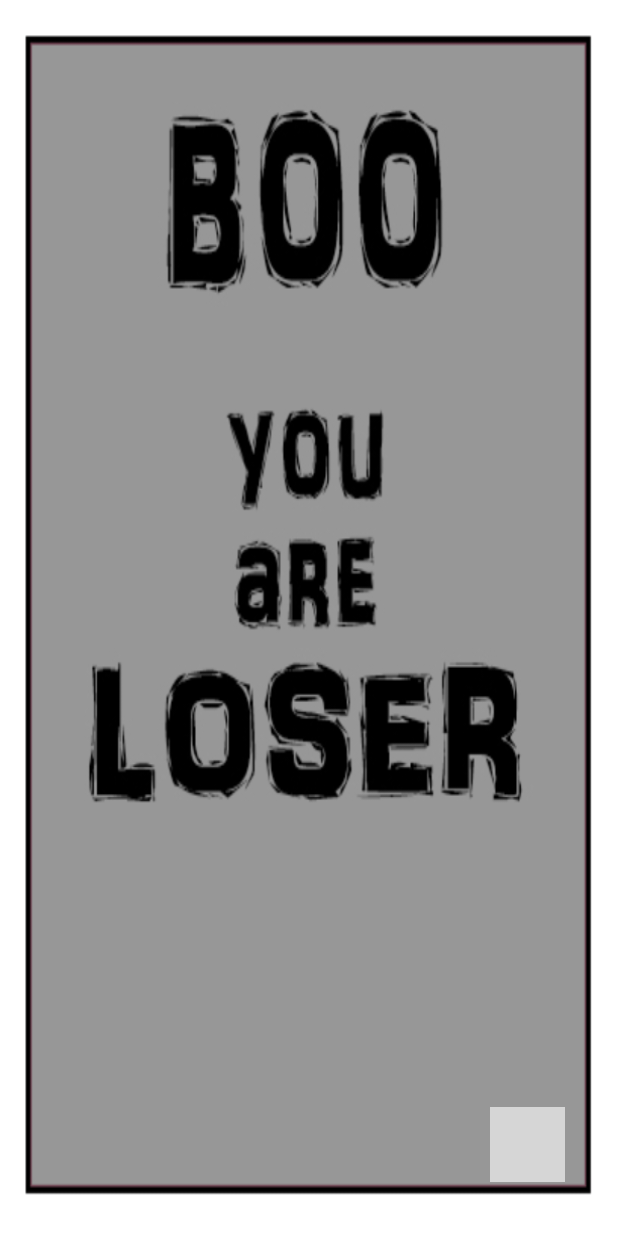
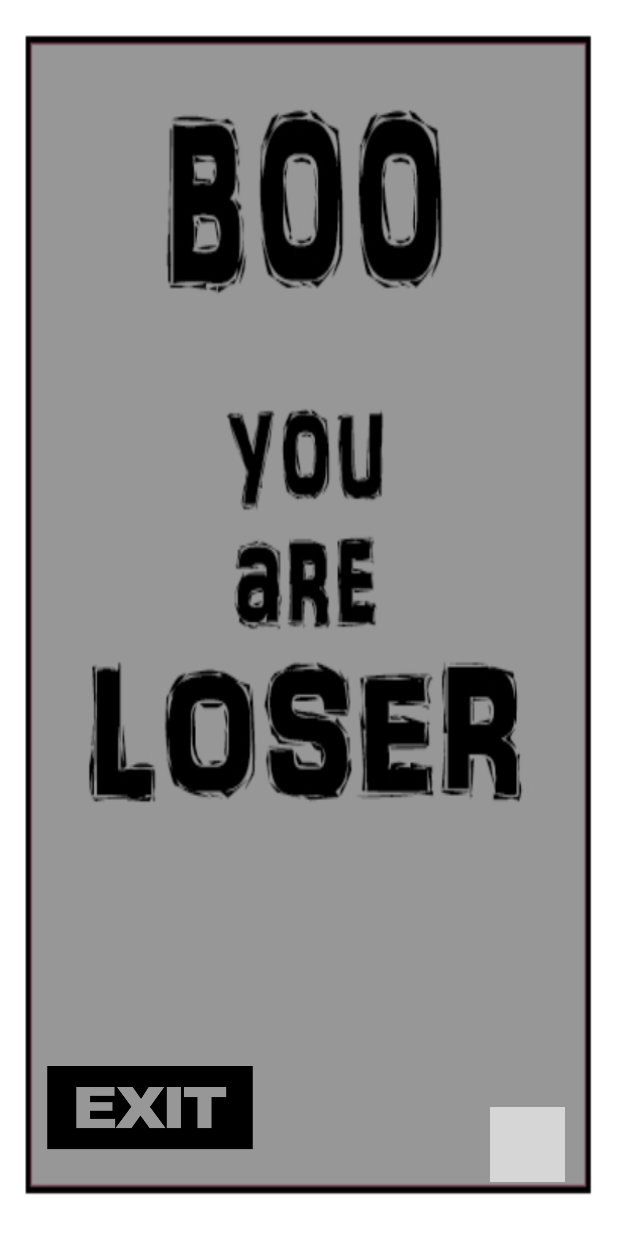
Before and after one commit to dorislee1112/Running-Man-Android, an Android app: the ForthActivity screen opened directly, with no data from a screen before it, on a phone screen of 412 x 824 dp. Run offline under Robolectric (Android 15) with nearby library versions, the phone set to English and light mode, and no system bars; grey boxes are pictures that could not be loaded.

Commit message:
add exit

```diff
--- a/app/src/main/AndroidManifest.xml
+++ b/app/src/main/AndroidManifest.xml
@@ -5,6 +5,7 @@
     <uses-permission android:name="android.permission.ACCESS_WIFI_STATE" />
     <uses-permission android:name="android.permission.CHANGE_WIFI_STATE" />
     <uses-permission android:name="android.permission.ACCESS_NETWORK_STATE" />
+    <uses-permission android:name="android.permission.RESTART_PACKAGES" />
     <application
         android:allowBackup="true"
         android:icon="@mipmap/ic_launcher"
--- a/app/src/main/java/com/example/user/sunsonfinalproject/ConnectActivity.java
+++ b/app/src/main/java/com/example/user/sunsonfinalproject/ConnectActivity.java
@@ -28,6 +28,7 @@ public class ConnectActivity extends Activity{
     int finish=0;
 
     protected void onCreate(Bundle savedInstanceState) {
+        AppManager.getAppManager().addActivity(this);
         super.onCreate(savedInstanceState);
         setContentView(R.layout.connect);
         connectUI=new ConnectUI(this);
--- a/app/src/main/java/com/example/user/sunsonfinalproject/EntryActivity.java
+++ b/app/src/main/java/com/example/user/sunsonfinalproject/EntryActivity.java
@@ -24,6 +24,7 @@ public class EntryActivity extends Activity {
     public static InetAddress serverIp;
 
     protected void onCreate(Bundle savedInstanceState) {
+        AppManager.getAppManager().addActivity(this);
         super.onCreate(savedInstanceState);
         setContentView(R.layout.entry);
 
--- a/app/src/main/java/com/example/user/sunsonfinalproject/ForthActivity.java
+++ b/app/src/main/java/com/example/user/sunsonfinalproject/ForthActivity.java
@@ -14,11 +14,12 @@ import java.io.PrintWriter;
  */
 public class ForthActivity extends Activity {
 
-    public ImageButton restart;
+    public ImageButton restart,exit;
     private BufferedReader br1=ConnectActivity.br;
     private PrintWriter writer1=ConnectActivity.writer;
 
     protected void onCreate(Bundle savedInstanceState) {
+        AppManager.getAppManager().addActivity(this);
         super.onCreate(savedInstanceState);
         setContentView(R.layout.four);
 
@@ -30,7 +31,13 @@ public class ForthActivity extends Activity {
                 Intent intent = new Intent();
                 intent.setClass(ForthActivity.this, WaitActivity.class);
                 ForthActivity.this.startActivity(intent);
-                WaitActivity.play_again=1;
+                WaitActivity.play_again = 1;
+            }
+        });
+        exit = (ImageButton)this.findViewById(R.id.exit);
+        this.exit.setOnClickListener(new ImageButton.OnClickListener() {
+            public void onClick(View v) {
+                AppManager.getAppManager().AppExit(ForthActivity.this);
             }
         });
     }
--- a/app/src/main/java/com/example/user/sunsonfinalproject/MainActivity.java
+++ b/app/src/main/java/com/example/user/sunsonfinalproject/MainActivity.java
@@ -71,6 +71,7 @@ public class MainActivity extends AppCompatActivity {
 
     @Override
     protected void onCreate(Bundle savedInstanceState) {
+        AppManager.getAppManager().addActivity(this);
         super.onCreate(savedInstanceState);
         setContentView(R.layout.activity_main);
         mainUI = new MainUI(this);
--- a/app/src/main/java/com/example/user/sunsonfinalproject/SelectActivity.java
+++ b/app/src/main/java/com/example/user/sunsonfinalproject/SelectActivity.java
@@ -22,6 +22,7 @@ public class SelectActivity extends Activity {
     private PrintWriter writer1=ConnectActivity.writer;
 
     protected void onCreate(Bundle savedInstanceState) {
+        AppManager.getAppManager().addActivity(this);
         super.onCreate(savedInstanceState);
         setContentView(R.layout.select);
         selectUI = new SelectUI(this);
--- a/app/src/main/java/com/example/user/sunsonfinalproject/WaitActivity.java
+++ b/app/src/main/java/com/example/user/sunsonfinalproject/WaitActivity.java
@@ -22,6 +22,7 @@ public class WaitActivity extends Activity {
     public int thread_again=0;
     Thread thread;
     protected void onCreate(Bundle savedInstanceState) {
+        AppManager.getAppManager().addActivity(this);
         super.onCreate(savedInstanceState);
         setContentView(R.layout.waiting);
         waitUI = new WaitUI(this);
--- a/app/src/main/res/layout/four.xml
+++ b/app/src/main/res/layout/four.xml
@@ -35,5 +35,19 @@
         android:layout_marginRight="35dp"
         android:layout_marginEnd="35dp"
         android:layout_marginBottom="36dp" />
+    <ImageButton
+        android:layout_width="200dp"
+        android:layout_height="100dp"
+        android:id="@+id/exit"
+        android:src="@drawable/exit"
+        android:scaleType="centerCrop"
+        android:background="#00ffffff"
+        android:maxHeight="200dp"
+        android:maxWidth="100dp"
+        android:longClickable="false"
+        android:layout_alignBottom="@+id/restart"
+        android:layout_alignParentLeft="true"
+        android:layout_alignParentStart="true" />
+
 
 </RelativeLayout>
```
Also changed, not shown: app/src/main/java/com/example/user/sunsonfinalproject/AppManager.java (added, +95 -0 lines), app/src/main/java/com/example/user/sunsonfinalproject/FirstActivity.java (+7 -0 lines), app/src/main/java/com/example/user/sunsonfinalproject/SecondActivity.java (+9 -2 lines), app/src/main/java/com/example/user/sunsonfinalproject/ThirdActivity.java (+13 -6 lines), app/src/main/res/layout/activity_main.xml (+4 -4 lines), app/src/main/res/layout/three.xml (+14 -0 lines), app/src/main/res/layout/two.xml (+14 -0 lines).
